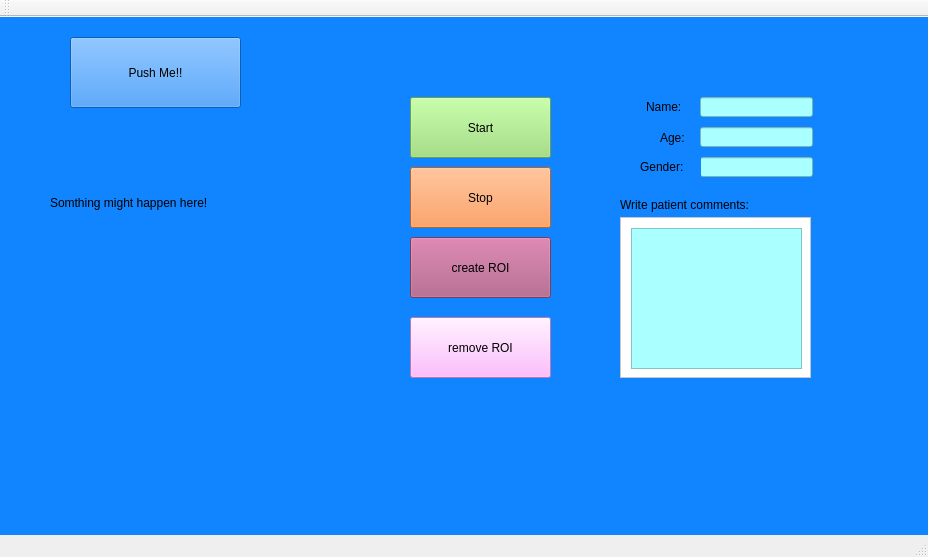
Qt form LSI Project GUI/LSI Project GUI/LSIProjectGUI.ui (Fridanylund/LSI) before a commit.
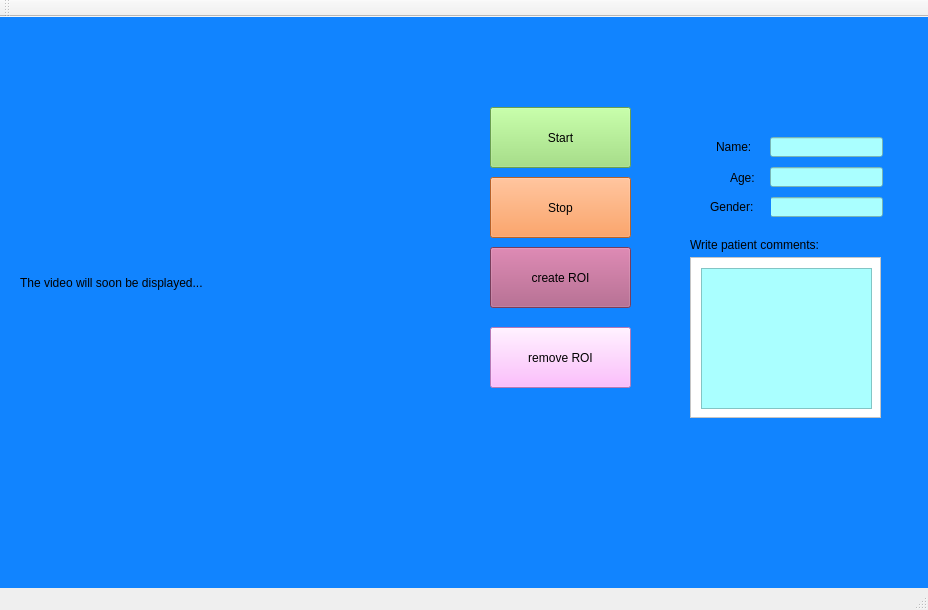
The same form after that commit.

Commit message: Removed unneccesary parts and added a label for video displaying.

The edit to the form file:
```diff
--- a/LSI Project GUI/LSI Project GUI/LSIProjectGUI.ui
+++ b/LSI Project GUI/LSI Project GUI/LSIProjectGUI.ui
@@ -7,7 +7,7 @@
     <x>0</x>
     <y>0</y>
     <width>928</width>
-    <height>557</height>
+    <height>610</height>
    </rect>
   </property>
   <property name="windowTitle">
@@ -17,42 +17,13 @@
    <property name="styleSheet">
     <string notr="true">background-color: rgb(17, 132, 255);</string>
    </property>
-   <widget class="QPushButton" name="pushButton">
+   <widget class="QLabel" name="button_test">
     <property name="geometry">
      <rect>
-      <x>70</x>
-      <y>20</y>
-      <width>171</width>
-      <height>71</height>
-     </rect>
-    </property>
-    <property name="text">
-     <string>Push Me!!</string>
-    </property>
-   </widget>
-   <widget class="QLabel" name="im_show">
-    <property name="enabled">
-     <bool>true</bool>
-    </property>
-    <property name="geometry">
-     <rect>
-      <x>50</x>
-      <y>100</y>
-      <width>191</width>
-      <height>171</height>
-     </rect>
-    </property>
-    <property name="text">
-     <string>Somthing might happen here!</string>
-    </property>
-   </widget>
-   <widget class="QLabel" name="label_2">
-    <property name="geometry">
-     <rect>
-      <x>80</x>
-      <y>270</y>
-      <width>111</width>
-      <height>61</height>
+      <x>490</x>
+      <y>400</y>
+      <width>141</width>
+      <height>81</height>
      </rect>
     </property>
     <property name="text">
@@ -62,8 +33,8 @@
    <widget class="QPushButton" name="startButton">
     <property name="geometry">
      <rect>
-      <x>410</x>
-      <y>80</y>
+      <x>490</x>
+      <y>90</y>
       <width>141</width>
       <height>61</height>
      </rect>
@@ -79,8 +50,8 @@
    <widget class="QPushButton" name="stopButton">
     <property name="geometry">
      <rect>
-      <x>410</x>
-      <y>150</y>
+      <x>490</x>
+      <y>160</y>
       <width>141</width>
       <height>61</height>
      </rect>
@@ -96,8 +67,8 @@
    <widget class="QPushButton" name="createROIButton">
     <property name="geometry">
      <rect>
-      <x>410</x>
-      <y>220</y>
+      <x>490</x>
+      <y>230</y>
       <width>141</width>
       <height>61</height>
      </rect>
@@ -113,8 +84,8 @@
    <widget class="QPushButton" name="removeROIButton">
     <property name="geometry">
      <rect>
-      <x>410</x>
-      <y>300</y>
+      <x>490</x>
+      <y>310</y>
       <width>141</width>
       <height>61</height>
      </rect>
@@ -130,8 +101,8 @@
    <widget class="QScrollArea" name="scrollArea">
     <property name="geometry">
      <rect>
-      <x>620</x>
-      <y>200</y>
+      <x>690</x>
+      <y>240</y>
       <width>191</width>
       <height>161</height>
      </rect>
@@ -169,8 +140,8 @@
    <widget class="QLabel" name="commentsLabel">
     <property name="geometry">
      <rect>
-      <x>620</x>
-      <y>180</y>
+      <x>690</x>
+      <y>220</y>
       <width>191</width>
       <height>16</height>
      </rect>
@@ -185,8 +156,8 @@
    <widget class="QLineEdit" name="patientName">
     <property name="geometry">
      <rect>
-      <x>700</x>
-      <y>80</y>
+      <x>770</x>
+      <y>120</y>
       <width>113</width>
       <height>20</height>
      </rect>
@@ -198,8 +169,8 @@
    <widget class="QLineEdit" name="patientAge">
     <property name="geometry">
      <rect>
-      <x>700</x>
-      <y>110</y>
+      <x>770</x>
+      <y>150</y>
       <width>113</width>
       <height>20</height>
      </rect>
@@ -211,8 +182,8 @@
    <widget class="QLineEdit" name="PatientGender">
     <property name="geometry">
      <rect>
-      <x>700</x>
-      <y>140</y>
+      <x>770</x>
+      <y>180</y>
       <width>113</width>
       <height>20</height>
      </rect>
@@ -224,8 +195,8 @@
    <widget class="QLabel" name="nameLabel">
     <property name="geometry">
      <rect>
-      <x>646</x>
-      <y>80</y>
+      <x>716</x>
+      <y>120</y>
       <width>51</width>
       <height>20</height>
      </rect>
@@ -240,8 +211,8 @@
    <widget class="QLabel" name="label">
     <property name="geometry">
      <rect>
-      <x>660</x>
-      <y>110</y>
+      <x>730</x>
+      <y>150</y>
       <width>31</width>
       <height>21</height>
      </rect>
@@ -256,8 +227,8 @@
    <widget class="QLabel" name="label_3">
     <property name="geometry">
      <rect>
-      <x>640</x>
-      <y>140</y>
+      <x>710</x>
+      <y>180</y>
       <width>61</width>
       <height>20</height>
      </rect>
@@ -269,6 +240,19 @@
      <string>Gender:</string>
     </property>
    </widget>
+   <widget class="QLabel" name="videoLabel">
+    <property name="geometry">
+     <rect>
+      <x>20</x>
+      <y>30</y>
+      <width>441</width>
+      <height>471</height>
+     </rect>
+    </property>
+    <property name="text">
+     <string>The video will soon be displayed...</string>
+    </property>
+   </widget>
   </widget>
   <widget class="QMenuBar" name="menuBar">
    <property name="geometry">
```
Left out of the diff: 4 changed lines with no effect on the pictures. The commit also changes 30 other files.
